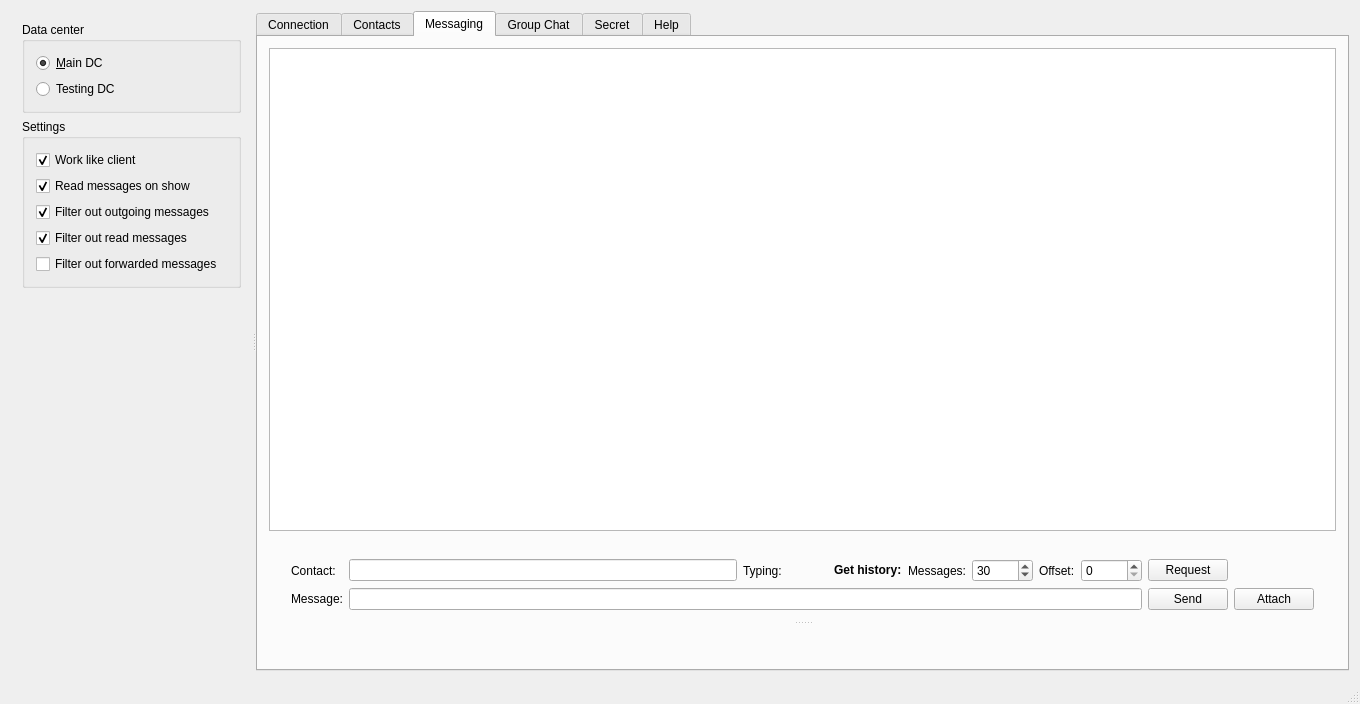
First picture: the form in testApp/MainWindow.ui, repository Kaffeine/telegram-qt, before the edit.
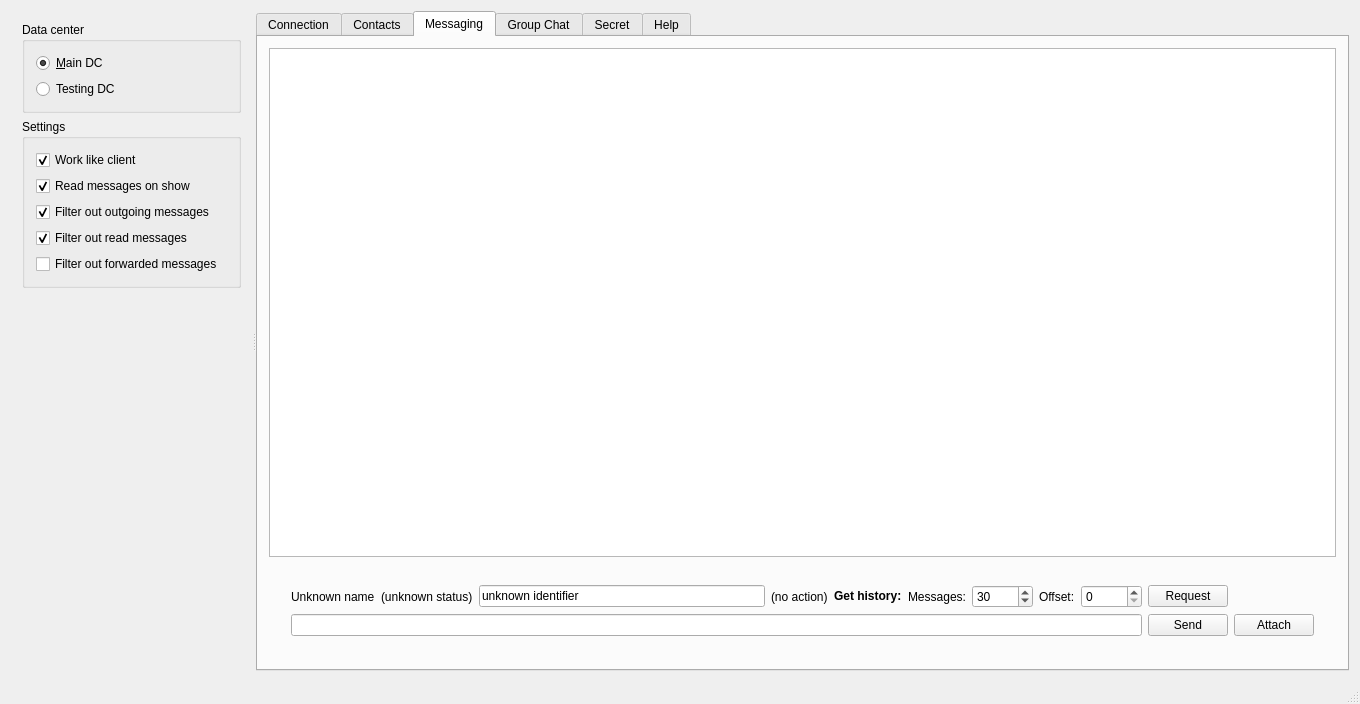
Second picture: the form after the edit. The open tabs and pages were chosen to show the change.

Patch:
```diff
--- a/testApp/MainWindow.ui
+++ b/testApp/MainWindow.ui
@@ -398,13 +398,6 @@
               </property>
               <widget class="QWidget" name="layoutWidget">
                <layout class="QGridLayout" name="gridLayout_12">
-                <item row="1" column="0">
-                 <widget class="QLabel" name="label_8">
-                  <property name="text">
-                   <string>Message:</string>
-                  </property>
-                 </widget>
-                </item>
                 <item row="0" column="6">
                  <widget class="QSpinBox" name="messagingGetHistoryLimit">
                   <property name="maximum">
@@ -415,16 +408,6 @@
                   </property>
                  </widget>
                 </item>
-                <item row="0" column="0">
-                 <widget class="QLabel" name="label_7">
-                  <property name="text">
-                   <string>Contact:</string>
-                  </property>
-                 </widget>
-                </item>
-                <item row="0" column="1">
-                 <widget class="QLineEdit" name="messagingContactPhone"/>
-                </item>
                 <item row="0" column="3">
                  <widget class="QLabel" name="messagingContactTypingStatus">
                   <property name="minimumSize">
@@ -434,14 +417,7 @@
                    </size>
                   </property>
                   <property name="text">
-                   <string/>
-                  </property>
-                 </widget>
-                </item>
-                <item row="0" column="2">
-                 <widget class="QLabel" name="label_9">
-                  <property name="text">
-                   <string>Typing:</string>
+                   <string>(no action)</string>
                   </property>
                  </widget>
                 </item>
@@ -487,7 +463,7 @@
                   </property>
                  </widget>
                 </item>
-                <item row="1" column="1" colspan="8">
+                <item row="1" column="0" colspan="9">
                  <widget class="QLineEdit" name="messagingMessage"/>
                 </item>
                 <item row="1" column="10">
@@ -497,11 +473,29 @@
                   </property>
                  </widget>
                 </item>
+                <item row="0" column="0">
+                 <widget class="QLabel" name="messagingContactName">
+                  <property name="text">
+                   <string>Unknown name</string>
+                  </property>
+                 </widget>
+                </item>
+                <item row="0" column="1">
+                 <widget class="QLabel" name="messagingContactStatus">
+                  <property name="text">
+                   <string>(unknown status)</string>
+                  </property>
+                 </widget>
+                </item>
+                <item row="0" column="2">
+                 <widget class="QLineEdit" name="messagingContactIdentifier">
+                  <property name="text">
+                   <string>unknown identifier</string>
+                  </property>
+                 </widget>
+                </item>
                </layout>
               </widget>
-              <widget class="QWidget" name="layoutWidget5">
-               <layout class="QHBoxLayout" name="horizontalLayout_5"/>
-              </widget>
              </widget>
             </item>
            </layout>
```
Left out of the diff: 26 changed lines with no effect on the pictures.
